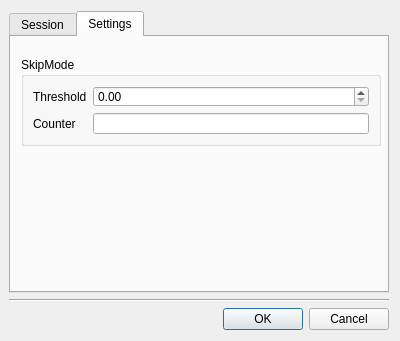
Before: the Qt Designer form spectromicroscopy/smpgui/ui_configuresmp.ui in praxes/praxes, drawn with Qt 5.
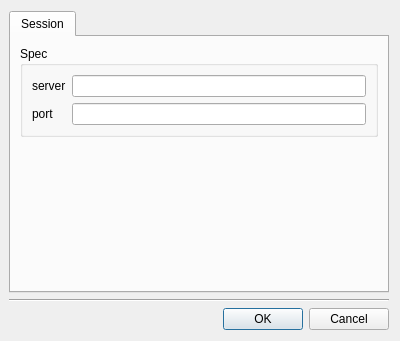
After: the same form once the commit is applied. The open tabs and pages were chosen to show the change.

What changed in the file:
```diff
--- a/spectromicroscopy/smpgui/ui_configuresmp.ui
+++ b/spectromicroscopy/smpgui/ui_configuresmp.ui
@@ -88,65 +88,6 @@
        </item>
       </layout>
      </widget>
-     <widget class="QWidget" name="settingsTab" >
-      <attribute name="title" >
-       <string>Settings</string>
-      </attribute>
-      <widget class="QGroupBox" name="groupBox_2" >
-       <property name="geometry" >
-        <rect>
-         <x>10</x>
-         <y>20</y>
-         <width>360</width>
-         <height>89</height>
-        </rect>
-       </property>
-       <property name="title" >
-        <string>SkipMode</string>
-       </property>
-       <layout class="QGridLayout" >
-        <item row="0" column="0" >
-         <widget class="QLabel" name="label_3" >
-          <property name="toolTip" >
-           <string>&lt;html>&lt;head>&lt;meta name="qrichtext" content="1" />&lt;style type="text/css">
-p, li { white-space: pre-wrap; }
-&lt;/style>&lt;/head>&lt;body style=" font-family:'Sans Serif'; font-size:9pt; font-weight:400; font-style:normal;">
-&lt;p style=" margin-top:0px; margin-bottom:0px; margin-left:0px; margin-right:0px; -qt-block-indent:0; text-indent:0px;">A valid internet address, like foo.chess.cornell.edu&lt;/p>&lt;/body>&lt;/html></string>
-          </property>
-          <property name="text" >
-           <string>Threshold</string>
-          </property>
-         </widget>
-        </item>
-        <item row="1" column="0" >
-         <widget class="QLabel" name="label_4" >
-          <property name="toolTip" >
-           <string>&lt;html>&lt;head>&lt;meta name="qrichtext" content="1" />&lt;style type="text/css">
-p, li { white-space: pre-wrap; }
-&lt;/style>&lt;/head>&lt;body style=" font-family:'Sans Serif'; font-size:9pt; font-weight:400; font-style:normal;">
-&lt;p style=" margin-top:0px; margin-bottom:0px; margin-left:0px; margin-right:0px; -qt-block-indent:0; text-indent:0px;">A valid spec port, examples:&lt;/p>
-&lt;p style=" margin-top:0px; margin-bottom:0px; margin-left:0px; margin-right:0px; -qt-block-indent:0; text-indent:0px;">spec&lt;/p>
-&lt;p style=" margin-top:0px; margin-bottom:0px; margin-left:0px; margin-right:0px; -qt-block-indent:0; text-indent:0px;">fourc&lt;/p>
-&lt;p style=" margin-top:0px; margin-bottom:0px; margin-left:0px; margin-right:0px; -qt-block-indent:0; text-indent:0px;">xrf&lt;/p>&lt;/body>&lt;/html></string>
-          </property>
-          <property name="text" >
-           <string>Counter</string>
-          </property>
-         </widget>
-        </item>
-        <item row="1" column="2" >
-         <widget class="QLineEdit" name="counterEdit" />
-        </item>
-        <item row="0" column="2" >
-         <widget class="QDoubleSpinBox" name="thresholdBox" >
-          <property name="maximum" >
-           <double>10000000.000000000000000</double>
-          </property>
-         </widget>
-        </item>
-       </layout>
-      </widget>
-     </widget>
     </widget>
    </item>
    <item row="1" column="0" >
```
Left out of the diff: 2 changed lines with no effect on the pictures.
